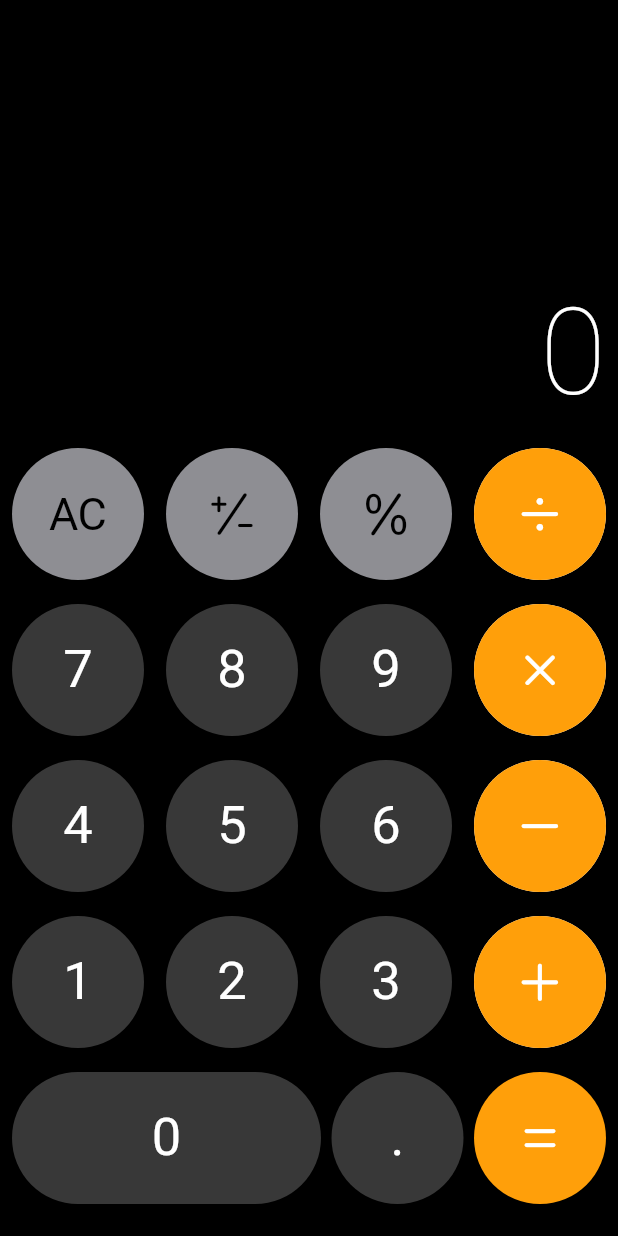
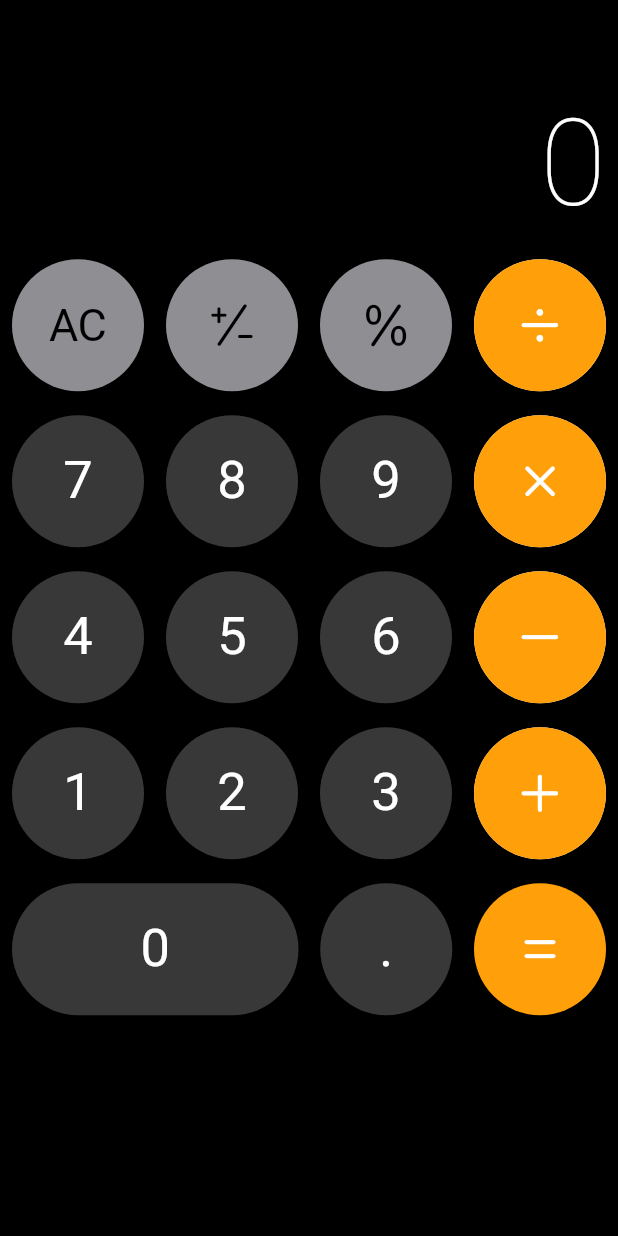
Before and after one commit to SangWook16074/my_ios_calculator, a Flutter app: the screen it shows after launch, on a phone screen of 412 x 824 dp. Run offline on Flutter 3.47's test engine with Material 2 defaults, Android fonts, the phone set to English and light mode, and no system bars; our stand-ins replace get.

Commit message:
Android 랜더링 오류 해결

```diff
--- a/lib/src/constants/btn_size.dart
+++ b/lib/src/constants/btn_size.dart
@@ -7,5 +7,5 @@ import 'package:get/get.dart';
 
 class BtnSize {
   static double get btnRound => Get.size.width / 4 - 15;
-  static double get btnFlatWidth => 2 * Get.size.width / 4;
+  static double get btnFlatWidth => 2 * Get.size.width / 4 - 15;
 }
--- /dev/null
+++ b/lib/src/constants/veiw_ratio.dart
@@ -0,0 +1,6 @@
+import 'dart:io';
+
+class ViewRatio {
+  static Map<String, int> get ratio =>
+      (Platform.isIOS) ? {'top': 1, 'bottom': 2} : {'top': 1, 'bottom': 4};
+}
--- a/lib/src/ui/app.dart
+++ b/lib/src/ui/app.dart
@@ -1,4 +1,5 @@
 import 'package:flutter/material.dart';
+import 'package:flutter_ios_calculator/src/constants/veiw_ratio.dart';
 import 'package:flutter_ios_calculator/src/controller/calculator_controller.dart';
 import 'package:get/get.dart';
 
@@ -20,19 +21,22 @@ class App extends GetView<CalculatorController> {
 
   @override
   Widget build(BuildContext context) {
-    return Scaffold(
+    return SafeArea(
+      child: Scaffold(
         backgroundColor: Colors.black,
         body: Column(
           children: [
-          _result(),
-          _buttons(),
+            Flexible(flex: ViewRatio.ratio['top']!, child: _result()),
+            Flexible(flex: ViewRatio.ratio['bottom']!, child: _buttons()),
           ],
+        ),
       ),
     );
   }
 
   Widget _buttons() {
-    return Column(
+    return SizedBox(
+      child: Column(
         children: [
           _buttonsRow1(),
           _buttonsRow2(),
@@ -40,6 +44,7 @@ class App extends GetView<CalculatorController> {
           _buttonsRow4(),
           _buttonsRow5(),
         ],
+      ),
     );
   }
 
@@ -48,13 +53,17 @@ class App extends GetView<CalculatorController> {
     return Padding(
       padding: const EdgeInsets.all(8.0),
       child: Container(
-        height: Get.size.height / 3,
+        alignment: Alignment.bottomRight,
+        child: Align(
           alignment: Alignment.bottomRight,
           child: Obx(
             () => Text(
               controller.result,
               style: TextStyle(
-                color: Colors.white, fontSize: 80, fontWeight: FontWeight.w200),
+                  color: Colors.white,
+                  fontSize: 80,
+                  fontWeight: FontWeight.w200),
+            ),
           ),
         ),
       ),
```
Also changed, not shown: 1 other file. Lines whose indentation alone changed are shown as unchanged.
